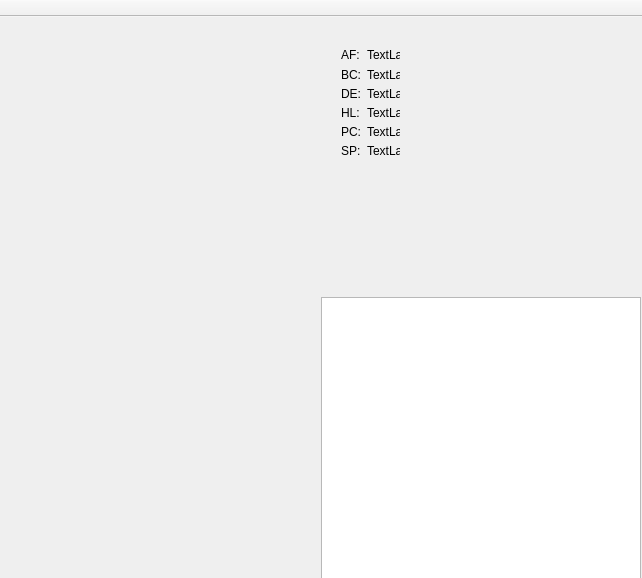
Before: the Qt Designer form qt_wrap/src/debuggerwindow.ui in joshgamer474/GBCEmulator, drawn with Qt 5.
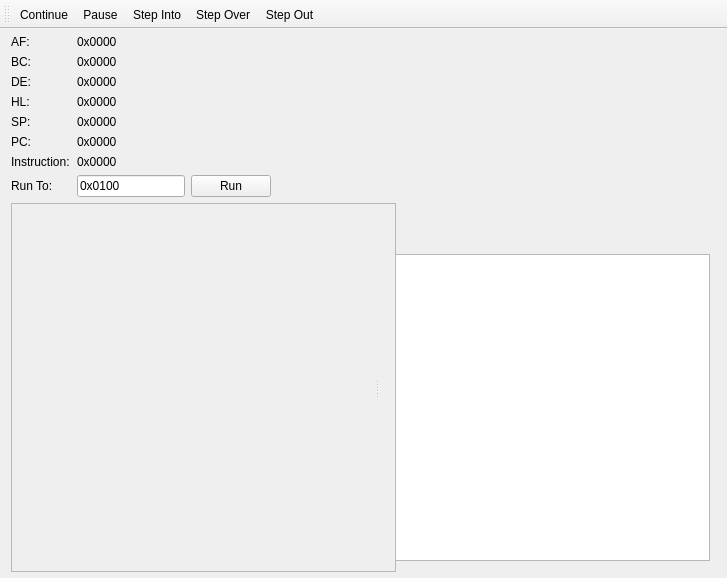
After: the same form once the commit is applied. Icons and pictures are not drawn.

Commit message: Fixed initialization of some uninitialized variables in Memory.cpp, added % limits to MBC memory bank number selectors, added string definitions for opcodes in CPU.cpp, added debug tools to the Debug window including a hex editor and step-in, step-out, step-over, continue, and pause

```diff
--- a/qt_wrap/src/debuggerwindow.ui
+++ b/qt_wrap/src/debuggerwindow.ui
@@ -6,7 +6,7 @@
    <rect>
     <x>0</x>
     <y>0</y>
-    <width>642</width>
+    <width>727</width>
     <height>578</height>
    </rect>
   </property>
@@ -29,163 +29,332 @@
    <string>GBCEmulator</string>
   </property>
   <widget class="QWidget" name="centralWidget">
-   <widget class="QGraphicsView" name="graphicsView">
-    <property name="geometry">
-     <rect>
-      <x>321</x>
-      <y>280</y>
-      <width>320</width>
-      <height>288</height>
-     </rect>
+   <layout class="QGridLayout" name="gridLayout_2">
+    <property name="topMargin">
+     <number>6</number>
     </property>
-    <property name="sizePolicy">
-     <sizepolicy hsizetype="Expanding" vsizetype="Expanding">
-      <horstretch>0</horstretch>
-      <verstretch>0</verstretch>
-     </sizepolicy>
+    <property name="rightMargin">
+     <number>6</number>
     </property>
-    <property name="frameShadow">
-     <enum>QFrame::Plain</enum>
+    <property name="bottomMargin">
+     <number>6</number>
     </property>
-    <property name="verticalScrollBarPolicy">
-     <enum>Qt::ScrollBarAlwaysOff</enum>
-    </property>
-    <property name="horizontalScrollBarPolicy">
-     <enum>Qt::ScrollBarAlwaysOff</enum>
-    </property>
-    <property name="resizeAnchor">
-     <enum>QGraphicsView::AnchorViewCenter</enum>
-    </property>
-   </widget>
-   <widget class="QWidget" name="gridLayoutWidget">
-    <property name="geometry">
-     <rect>
-      <x>320</x>
-      <y>20</y>
-      <width>91</width>
-      <height>131</height>
-     </rect>
-    </property>
+    <item row="0" column="0">
     <layout class="QGridLayout" name="gridLayout">
-     <item row="1" column="0">
-      <spacer name="horizontalSpacer">
-       <property name="orientation">
-        <enum>Qt::Horizontal</enum>
-       </property>
-       <property name="sizeType">
-        <enum>QSizePolicy::Fixed</enum>
-       </property>
-       <property name="sizeHint" stdset="0">
+      <property name="spacing">
+       <number>6</number>
+      </property>
+      <item row="8" column="2">
+       <widget class="QLineEdit" name="lineEdit_RunTo">
+        <property name="sizePolicy">
+         <sizepolicy hsizetype="Fixed" vsizetype="Fixed">
+          <horstretch>0</horstretch>
+          <verstretch>0</verstretch>
+         </sizepolicy>
+        </property>
+        <property name="minimumSize">
         <size>
-         <width>10</width>
-         <height>20</height>
-        </size>
-       </property>
-      </spacer>
-     </item>
-     <item row="2" column="1">
-      <widget class="QLabel" name="label_DE">
+          <width>50</width>
+          <height>0</height>
+         </size>
+        </property>
        <property name="text">
-        <string>DE:</string>
-       </property>
-      </widget>
-     </item>
-     <item row="3" column="1">
-      <widget class="QLabel" name="label_HL">
+         <string>0x0100</string>
+        </property>
+        <property name="maxLength">
+         <number>6</number>
+        </property>
+       </widget>
+      </item>
+      <item row="4" column="0">
+       <widget class="QLabel" name="label_SP">
        <property name="text">
-        <string>HL:</string>
+         <string>SP:</string>
        </property>
       </widget>
      </item>
-     <item row="0" column="1">
+      <item row="0" column="0">
       <widget class="QLabel" name="label_AF">
        <property name="text">
         <string>AF:</string>
        </property>
       </widget>
      </item>
-     <item row="1" column="1">
+      <item row="0" column="2">
+       <widget class="QLabel" name="label_AF_Value">
+        <property name="sizePolicy">
+         <sizepolicy hsizetype="Preferred" vsizetype="Preferred">
+          <horstretch>1</horstretch>
+          <verstretch>0</verstretch>
+         </sizepolicy>
+        </property>
+        <property name="text">
+         <string>0x0000</string>
+        </property>
+       </widget>
+      </item>
+      <item row="1" column="0">
       <widget class="QLabel" name="label_BC">
        <property name="text">
         <string>BC:</string>
        </property>
       </widget>
      </item>
-     <item row="4" column="1">
-      <widget class="QLabel" name="label_PC">
-       <property name="text">
-        <string>PC:</string>
-       </property>
-      </widget>
-     </item>
-     <item row="5" column="1">
-      <widget class="QLabel" name="label_SP">
+      <item row="1" column="2">
+       <widget class="QLabel" name="label_BC_Value">
+        <property name="sizePolicy">
+         <sizepolicy hsizetype="Preferred" vsizetype="Preferred">
+          <horstretch>1</horstretch>
+          <verstretch>0</verstretch>
+         </sizepolicy>
+        </property>
        <property name="text">
-        <string>SP:</string>
+         <string>0x0000</string>
        </property>
       </widget>
      </item>
-     <item row="4" column="2">
-      <widget class="QLabel" name="label_PC_Value">
-       <property name="text">
-        <string>TextLabel</string>
-       </property>
-      </widget>
-     </item>
-     <item row="5" column="2">
-      <widget class="QLabel" name="label_SP_Value">
+      <item row="7" column="2">
+       <widget class="QLabel" name="label_Instruction_Value">
+        <property name="sizePolicy">
+         <sizepolicy hsizetype="Preferred" vsizetype="Preferred">
+          <horstretch>1</horstretch>
+          <verstretch>0</verstretch>
+         </sizepolicy>
+        </property>
        <property name="text">
-        <string>TextLabel</string>
+         <string>0x0000</string>
        </property>
       </widget>
      </item>
      <item row="3" column="2">
       <widget class="QLabel" name="label_HL_Value">
+        <property name="sizePolicy">
+         <sizepolicy hsizetype="Preferred" vsizetype="Preferred">
+          <horstretch>1</horstretch>
+          <verstretch>0</verstretch>
+         </sizepolicy>
+        </property>
        <property name="text">
-        <string>TextLabel</string>
+         <string>0x0000</string>
+        </property>
+       </widget>
+      </item>
+      <item row="3" column="0">
+       <widget class="QLabel" name="label_HL">
+        <property name="text">
+         <string>HL:</string>
+        </property>
+       </widget>
+      </item>
+      <item row="2" column="0">
+       <widget class="QLabel" name="label_DE">
+        <property name="text">
+         <string>DE:</string>
        </property>
       </widget>
      </item>
      <item row="2" column="2">
       <widget class="QLabel" name="label_DE_Value">
+        <property name="sizePolicy">
+         <sizepolicy hsizetype="Preferred" vsizetype="Preferred">
+          <horstretch>1</horstretch>
+          <verstretch>0</verstretch>
+         </sizepolicy>
+        </property>
        <property name="text">
-        <string>TextLabel</string>
+         <string>0x0000</string>
        </property>
       </widget>
      </item>
-     <item row="1" column="2">
-      <widget class="QLabel" name="label_BC_Value">
+      <item row="8" column="3">
+       <widget class="QPushButton" name="pushButton_RunTo">
+        <property name="minimumSize">
+         <size>
+          <width>50</width>
+          <height>0</height>
+         </size>
+        </property>
        <property name="text">
-        <string>TextLabel</string>
+         <string>Run</string>
        </property>
       </widget>
      </item>
-     <item row="0" column="2">
-      <widget class="QLabel" name="label_AF_Value">
+      <item row="8" column="0">
+       <widget class="QLabel" name="label_RunTo">
        <property name="text">
-        <string>TextLabel</string>
+         <string>Run To:</string>
        </property>
       </widget>
      </item>
-    </layout>
-   </widget>
+      <item row="7" column="0">
+       <widget class="QLabel" name="label_Instruction">
+        <property name="text">
+         <string>Instruction:</string>
+        </property>
+       </widget>
+      </item>
+      <item row="6" column="0">
+       <widget class="QLabel" name="label_PC">
+        <property name="text">
+         <string>PC:</string>
+        </property>
+       </widget>
+      </item>
+      <item row="8" column="4">
+       <spacer name="horizontalSpacer">
+        <property name="orientation">
+         <enum>Qt::Horizontal</enum>
+        </property>
+        <property name="sizeType">
+         <enum>QSizePolicy::Maximum</enum>
+        </property>
+        <property name="sizeHint" stdset="0">
+         <size>
+          <width>450</width>
+          <height>20</height>
+         </size>
+        </property>
+       </spacer>
+      </item>
+      <item row="4" column="2">
+       <widget class="QLabel" name="label_SP_Value">
+        <property name="sizePolicy">
+         <sizepolicy hsizetype="Preferred" vsizetype="Preferred">
+          <horstretch>1</horstretch>
+          <verstretch>0</verstretch>
+         </sizepolicy>
+        </property>
+        <property name="text">
+         <string>0x0000</string>
+        </property>
+       </widget>
+      </item>
+      <item row="6" column="2">
+       <widget class="QLabel" name="label_PC_Value">
+        <property name="sizePolicy">
+         <sizepolicy hsizetype="Preferred" vsizetype="Preferred">
+          <horstretch>1</horstretch>
+          <verstretch>0</verstretch>
+         </sizepolicy>
+        </property>
+        <property name="text">
+         <string>0x0000</string>
+        </property>
+       </widget>
+      </item>
+     </layout>
+    </item>
+    <item row="1" column="0">
+     <widget class="QSplitter" name="splitter">
+      <property name="sizePolicy">
+       <sizepolicy hsizetype="Expanding" vsizetype="Preferred">
+        <horstretch>0</horstretch>
+        <verstretch>1</verstretch>
+       </sizepolicy>
+      </property>
+      <property name="orientation">
+       <enum>Qt::Horizontal</enum>
+      </property>
+      <widget class="QScrollArea" name="scrollArea">
+       <property name="sizePolicy">
+        <sizepolicy hsizetype="Fixed" vsizetype="Expanding">
+         <horstretch>0</horstretch>
+         <verstretch>0</verstretch>
+        </sizepolicy>
+       </property>
+       <property name="minimumSize">
+        <size>
+         <width>385</width>
+         <height>0</height>
+        </size>
+       </property>
+       <property name="widgetResizable">
+        <bool>true</bool>
+       </property>
+       <widget class="QWidget" name="scrollAreaWidgetContents">
+        <property name="geometry">
+         <rect>
+          <x>0</x>
+          <y>0</y>
+          <width>383</width>
+          <height>368</height>
+         </rect>
+        </property>
+        <property name="sizePolicy">
+         <sizepolicy hsizetype="Preferred" vsizetype="Preferred">
+          <horstretch>1</horstretch>
+          <verstretch>0</verstretch>
+         </sizepolicy>
+        </property>
+       </widget>
+      </widget>
+      <widget class="QWidget" name="">
+       <layout class="QVBoxLayout" name="verticalLayout">
+        <item>
+         <spacer name="verticalSpacer">
+          <property name="orientation">
+           <enum>Qt::Vertical</enum>
+          </property>
+          <property name="sizeType">
+           <enum>QSizePolicy::Minimum</enum>
+          </property>
+          <property name="sizeHint" stdset="0">
+           <size>
+            <width>20</width>
+            <height>40</height>
+           </size>
+          </property>
+         </spacer>
+        </item>
+        <item>
+         <widget class="QGraphicsView" name="graphicsView">
+          <property name="sizePolicy">
+           <sizepolicy hsizetype="Preferred" vsizetype="Minimum">
+            <horstretch>1</horstretch>
+            <verstretch>0</verstretch>
+           </sizepolicy>
+          </property>
+          <property name="minimumSize">
+           <size>
+            <width>320</width>
+            <height>288</height>
+           </size>
+          </property>
+          <property name="frameShadow">
+           <enum>QFrame::Plain</enum>
+          </property>
+          <property name="verticalScrollBarPolicy">
+           <enum>Qt::ScrollBarAlwaysOff</enum>
+          </property>
+          <property name="horizontalScrollBarPolicy">
+           <enum>Qt::ScrollBarAlwaysOff</enum>
+          </property>
+          <property name="resizeAnchor">
+           <enum>QGraphicsView::AnchorViewCenter</enum>
+          </property>
+         </widget>
+        </item>
+       </layout>
+      </widget>
+     </widget>
+    </item>
+   </layout>
   </widget>
   <widget class="QToolBar" name="toolBar">
    <property name="windowTitle">
     <string>toolBar</string>
    </property>
-   <property name="movable">
-    <bool>false</bool>
-   </property>
-   <property name="floatable">
-    <bool>false</bool>
-   </property>
    <attribute name="toolBarArea">
     <enum>TopToolBarArea</enum>
    </attribute>
    <attribute name="toolBarBreak">
     <bool>false</bool>
    </attribute>
+   <addaction name="actionContinue"/>
+   <addaction name="actionPause"/>
+   <addaction name="actionStep_Into"/>
+   <addaction name="actionStep_Over"/>
+   <addaction name="actionStep_Out"/>
   </widget>
   <action name="actionOpen_ROM">
    <property name="text">
@@ -212,6 +381,69 @@
     <string>Input</string>
    </property>
   </action>
+  <action name="actionStep_Into">
+   <property name="icon">
+    <iconset>
+     <normaloff>../../res/icons8-step-into-32.png</normaloff>../../res/icons8-step-into-32.png</iconset>
+   </property>
+   <property name="text">
+    <string>Step Into</string>
+   </property>
+   <property name="toolTip">
+    <string>Step Into (F10)</string>
+   </property>
+  </action>
+  <action name="actionStep_Over">
+   <property name="icon">
+    <iconset>
+     <normaloff>../../res/icons8-step-over-32.png</normaloff>../../res/icons8-step-over-32.png</iconset>
+   </property>
+   <property name="text">
+    <string>Step Over</string>
+   </property>
+   <property name="toolTip">
+    <string>Step Over (F11)</string>
+   </property>
+  </action>
+  <action name="actionStep_Out">
+   <property name="icon">
+    <iconset>
+     <normaloff>../../res/icons8-step-out-32.png</normaloff>../../res/icons8-step-out-32.png</iconset>
+   </property>
+   <property name="text">
+    <string>Step Out</string>
+   </property>
+   <property name="toolTip">
+    <string>Step Out (F12)</string>
+   </property>
+  </action>
+  <action name="actionContinue">
+   <property name="checkable">
+    <bool>true</bool>
+   </property>
+   <property name="icon">
+    <iconset>
+     <normaloff>../../res/icons8-continue-50.png</normaloff>../../res/icons8-continue-50.png</iconset>
+   </property>
+   <property name="text">
+    <string>Continue</string>
+   </property>
+   <property name="toolTip">
+    <string>Continue</string>
+   </property>
+  </action>
+  <action name="actionPause">
+   <property name="icon">
+    <iconset>
+     <normaloff>../../res/icons8-pause-squared-50.png</normaloff>../../res/icons8-pause-squared-50.png</iconset>
+   </property>
+   <property name="text">
+    <string>Pause</string>
+   </property>
+   <property name="toolTip">
+    <string>Pause</string>
+   </property>
+  </action>
  </widget>
  <layoutdefault spacing="6" margin="11"/>
  <resources/>
```
Lines whose indentation alone changed are shown as unchanged. The commit also changes 23 other files.
